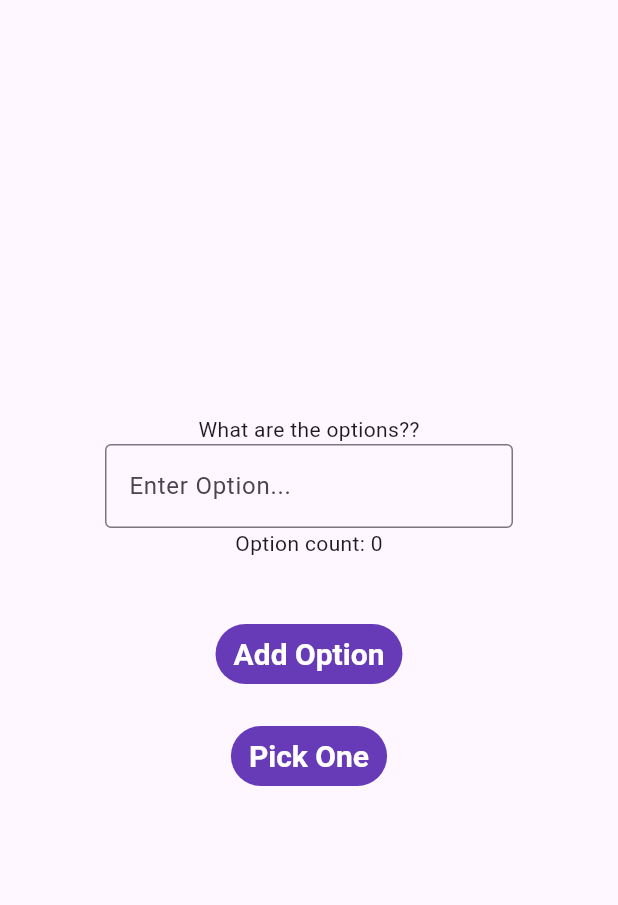
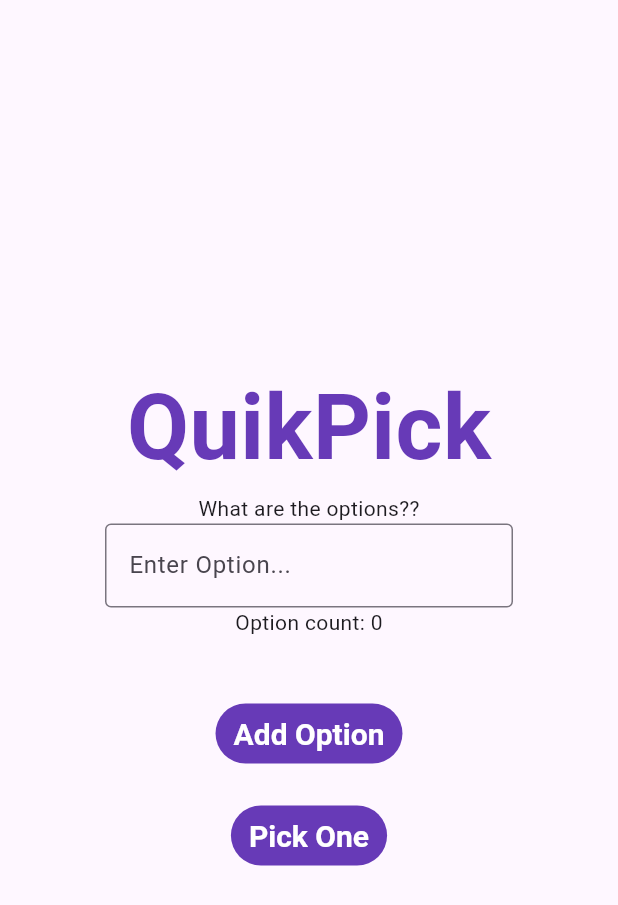
Before and after one commit to Wannabe-King/QuikPick, a Flutter app: the screen it shows after launch, on a phone screen of 412 x 824 dp. Shown: the top 905 px of the screen. Run offline on Flutter 3.47's test engine with Material 2 defaults, Android fonts, the phone set to English and light mode, and no system bars.

Commit message:
adding app name on top

```diff
--- a/lib/main.dart
+++ b/lib/main.dart
@@ -40,10 +40,19 @@ class _HomePageState extends State<HomePage> {
   @override
   Widget build(BuildContext context) {
     return Scaffold(
-      body: Center(
-          child: Column(
+      body:
+      Center(
+        child: Column(
         mainAxisAlignment: MainAxisAlignment.center,
         children: [
+          const Padding(
+          padding: EdgeInsets.only(top:20.0),
+          child: Center(
+            child: Text('QuikPick',
+            style: TextStyle(fontSize: 60, fontWeight: FontWeight.bold,color: Colors.deepPurple,),
+            ),
+          ),
+        ),
           if(currentChoice==null)
             const Text('What are the options??'),
           if (currentChoice != null)
```
